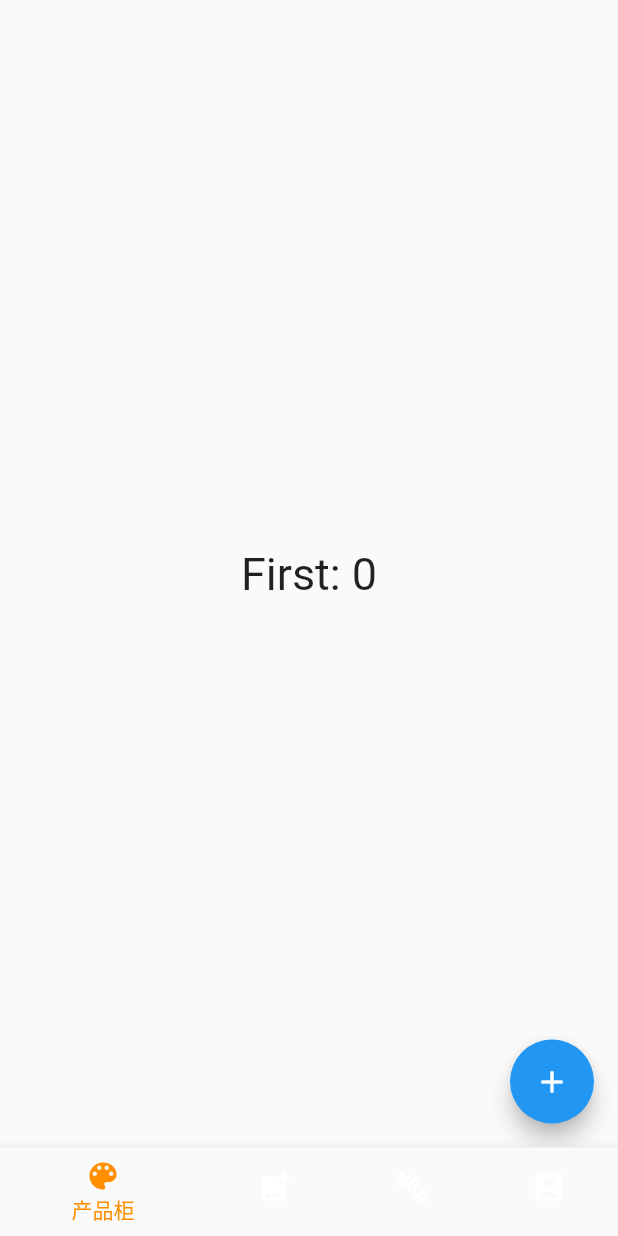
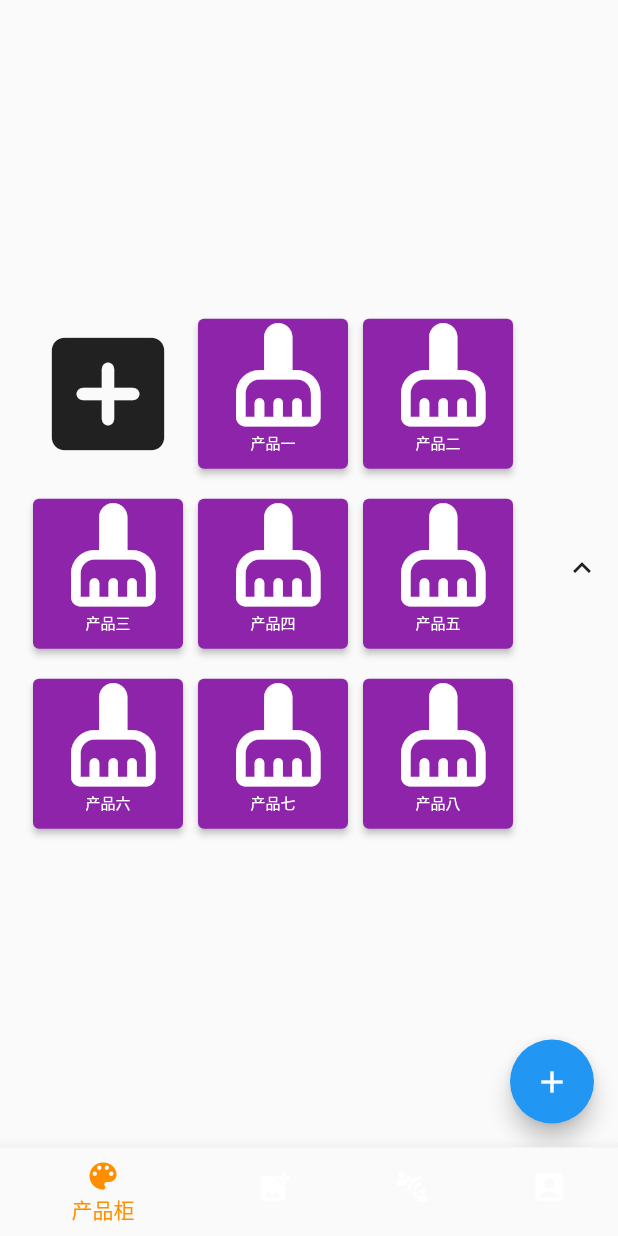
Before and after one commit to qingjian-org/qingjian, a Flutter app: the screen it shows after launch, on a phone screen of 412 x 824 dp. Run offline on Flutter 3.47's test engine with Material 2 defaults, Android fonts, the phone set to English and light mode, and no system bars.

Commit message:
8/6/2022

```diff
--- a/lib/product.dart
+++ b/lib/product.dart
@@ -1,4 +1,15 @@
 import 'package:flutter/material.dart';
+
+final List<String> _suggestions = <String>[
+  '产品一',
+  '产品二',
+  '产品三',
+  '产品四',
+  '产品五',
+  '产品六',
+  '产品七',
+  '产品八',
+];
 
 class ProductPage extends StatefulWidget {
   @override
@@ -7,6 +18,8 @@ class ProductPage extends StatefulWidget {
 
 class _ProductPageState extends State<ProductPage> {
   int count = 0;
+
+  bool expanded = false;
 
   void add() {
     setState(() {
@@ -18,7 +31,102 @@ class _ProductPageState extends State<ProductPage> {
   Widget build(BuildContext context) {
     return Scaffold(
         body: Center(
-            child: Text('First: $count', style: const TextStyle(fontSize: 30))),
+          child: Row(
+            children: [
+              Expanded(
+                child: expanded
+                    ? SizedBox(
+                        height: 100,
+                        child: ListView.separated(
+                          shrinkWrap: true,
+                          scrollDirection: Axis.horizontal,
+                          itemCount: _suggestions.length + 1,
+                          itemBuilder: (context, index) => index != 0
+                              ? SizedBox(
+                                  width: 100,
+                                  height: 100,
+                                  // color: ,
+                                  child: ElevatedButton(
+                                    style: ElevatedButton.styleFrom(
+                                        primary: Colors.purple[600]),
+                                    onPressed: () {},
+                                    child: Center(
+                                        child: Column(
+                                      children: [
+                                        const Icon(
+                                          Icons.cleaning_services_rounded,
+                                          size: 75,
+                                        ),
+                                        Text(
+                                          _suggestions[index - 1],
+                                          style: const TextStyle(
+                                              fontSize: 10,
+                                              color: Colors.white),
+                                        )
+                                      ],
+                                    )),
+                                  ))
+                              : const Icon(
+                                  Icons.add_box_rounded,
+                                  size: 100,
+                                ),
+                          separatorBuilder: (context, index) {
+                            return const SizedBox(
+                              width: 5,
+                            );
+                          },
+                        ))
+                    : Wrap(
+                        alignment: WrapAlignment.center,
+                        spacing: 10.0,
+                        runSpacing: 20.0,
+                        children: List.generate(
+                            _suggestions.length + 1,
+                            (index) => index != 0
+                                ? SizedBox(
+                                    width: 100,
+                                    height: 100,
+                                    // color: ,
+                                    child: ElevatedButton(
+                                      style: ElevatedButton.styleFrom(
+                                          primary: Colors.purple[600]),
+                                      onPressed: () {},
+                                      child: Center(
+                                          child: Column(
+                                        children: [
+                                          const Icon(
+                                            Icons.cleaning_services_rounded,
+                                            size: 75,
+                                          ),
+                                          Text(
+                                            _suggestions[index - 1],
+                                            style: const TextStyle(
+                                                fontSize: 10,
+                                                color: Colors.white),
+                                          )
+                                        ],
+                                      )),
+                                    ))
+                                : const Icon(
+                                    Icons.add_box_rounded,
+                                    size: 100,
+                                  )),
+                      ),
+              ),
+              IconButton(
+                alignment: Alignment.topCenter,
+                icon: expanded
+                    ? const Icon(Icons.expand_more)
+                    : const Icon(Icons.expand_less),
+                onPressed: () {
+                  setState(() {
+                    expanded = !expanded;
+                  });
+                },
+              ),
+            ],
+          ),
+        ),
         floatingActionButton: FloatingActionButton(
           onPressed: add,
           child: const Icon(Icons.add),
```
